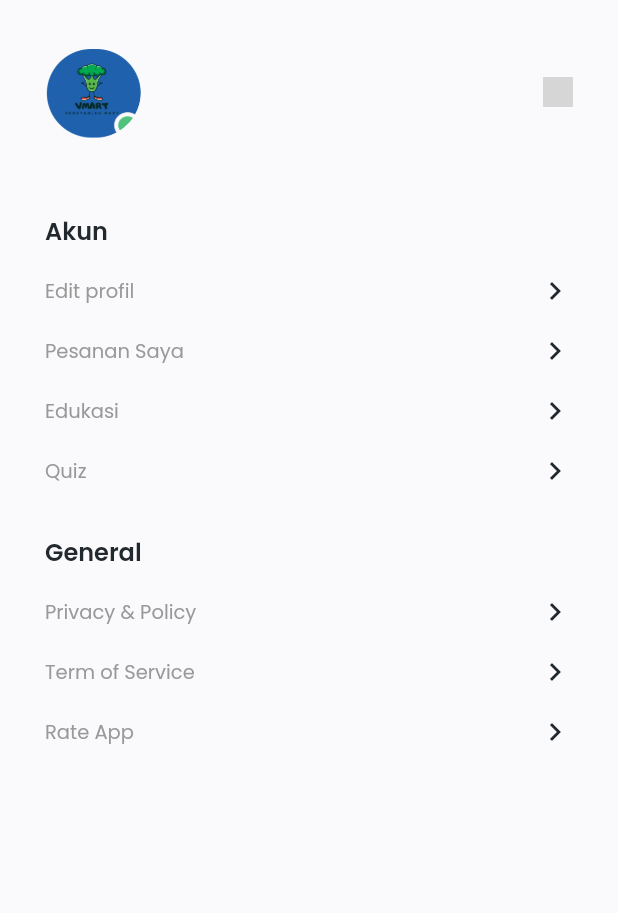
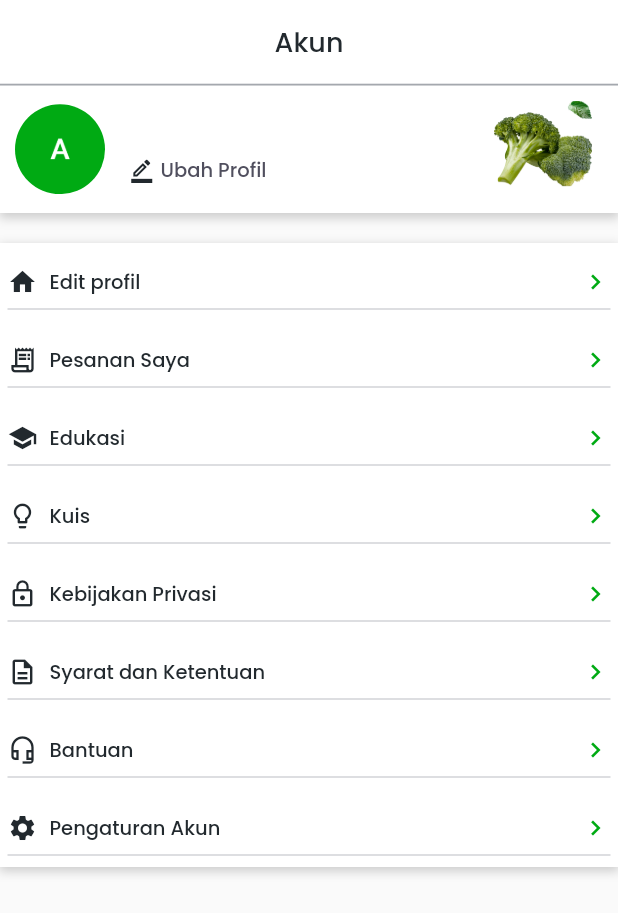
Before and after one commit to aldinurhanudin/Vmart, a Flutter app: the ProfilePage screen opened directly, on a phone screen of 412 x 824 dp. Shown: the top 913 px of the screen. Run offline on Flutter 3.47's test engine with Material 2 defaults, Android fonts, the phone set to English and light mode, and no system bars; our stand-ins replace cached_network_image, carousel_slider, cloud_firestore, dio, dropdown_search, firebase_core and 10 more; missing offline and left inert: dart:ffi; accounts and stored records are empty; network calls fail; grey boxes are pictures that could not be loaded.

Commit message:
perbaikan profile

```diff
--- a/lib/ui/pages/home/profile_page/profile_page.dart
+++ b/lib/ui/pages/home/profile_page/profile_page.dart
@@ -8,116 +8,102 @@ class ProfilePage extends StatelessWidget {
     AuthProvider authProvider = Provider.of<AuthProvider>(context);
     UserModel user = authProvider.user;
 
-    Widget header() {
+    header() {
       return AppBar(
-        backgroundColor: backgroundColor1,
-        automaticallyImplyLeading: false,
+        backgroundColor: Colors.white,
         elevation: 0,
-        flexibleSpace: SafeArea(
-          child: Container(
-            padding: EdgeInsets.all(
-              defaultMargin,
-            ),
-            child: Row(
-              children: [
-                ClipOval(
-                  child: Image.asset(
-                    'assets/vmart_on.png',
-                    width: 64,
+        centerTitle: true,
+        title: Text(
+          'Akun',
+          style: primaryTextStyle.copyWith(
+            fontSize: 18,
+            fontWeight: medium,
           ),
         ),
-                SizedBox(
-                  width: 16,
-                ),
-                Expanded(
-                  child: Column(
-                    crossAxisAlignment: CrossAxisAlignment.start,
-                    children: [
-                      Text(
-                        '${user.name}',
-                        style: primaryTextStyle.copyWith(
-                          fontSize: 24,
-                          fontWeight: semiBold,
-                        ),
-                      ),
-                      // Text(
-                      //   '@${user.username}',
-                      //   style: subtitleTextStyle.copyWith(
-                      //     fontSize: 16,
-                      //   ),
-                      // ),
-                    ],
-                  ),
-                ),
-                GestureDetector(
-                  onTap: () {
-                    Navigator.pushNamedAndRemoveUntil(
-                        context, '/sign-in', (route) => false);
-                  },
-                  child: Image.asset(
-                    'assets/button_exit.png',
-                    width: 20,
-                  ),
-                ),
-              ],
-            ),
+        bottom: PreferredSize(
+          preferredSize: Size.fromHeight(1.0),
+          child: Divider(
+            color: greyColor,
+            height: 1.0,
+            thickness: 1.2,
           ),
         ),
       );
     }
 
-    Widget menuItem(String text) {
-      return Container(
+    Widget menuItem(String text, IconData icon) {
+      return Column(
+        children: [
+          Container(
             margin: EdgeInsets.only(
               top: 16,
             ),
             child: Row(
               mainAxisAlignment: MainAxisAlignment.spaceBetween,
               children: [
+                Row(
+                  children: [
+                    Icon(
+                      icon,
+                      color: primaryTextColor,
+                      size: 20,
+                    ),
+                    SizedBox(width: 8),
                     Text(
                       text,
-              style: secondaryTextStyle.copyWith(
+                      style: primaryTextStyle.copyWith(
                         fontSize: 13,
+                        fontWeight: medium,
                       ),
+                    ),
+                  ],
                 ),
                 Icon(
                   Icons.chevron_right,
-              color: primaryTextColor,
+                  color: primaryColor,
+                  size: 20,
                 ),
               ],
             ),
+          ),
+          Divider(
+            color: greyColor,
+            thickness: 0.5,
+          ),
+        ],
       );
     }
 
     Widget content() {
       return Expanded(
         child: Container(
+          decoration: BoxDecoration(
+            boxShadow: [
+              BoxShadow(
+                color: Colors.grey.withOpacity(0.5),
+                spreadRadius: 1,
+                blurRadius: 5,
+                offset: const Offset(0, 2),
+              ),
+            ],
+            // borderRadius: BorderRadius.circular(12),
+            color: Colors.white,
+          ),
           width: double.infinity,
-          padding: EdgeInsets.symmetric(
-            horizontal: defaultMargin,
-          ),
-          decoration: BoxDecoration(
-            color: backgroundColor3,
-          ),
+          padding: EdgeInsets.symmetric(horizontal: 5),
+          // decoration: BoxDecoration(
+          //   color: backgroundColor3,
+          // ),
           child: Column(
             crossAxisAlignment: CrossAxisAlignment.start,
             children: [
-              SizedBox(
-                height: 20,
-              ),
-              Text(
-                'Akun',
-                style: primaryTextStyle.copyWith(
-                  fontSize: 16,
-                  fontWeight: semiBold,
-                ),
-              ),
               GestureDetector(
                 onTap: () {
                   Navigator.pushNamed(context, '/edit-profile');
                 },
                 child: menuItem(
                   'Edit profil',
+                  Icons.home,
                 ),
               ),
               GestureDetector(
@@ -126,6 +112,7 @@ class ProfilePage extends StatelessWidget {
                 },
                 child: menuItem(
                   'Pesanan Saya',
+                  Icons.receipt_long_outlined,
                 ),
               ),
               GestureDetector(
@@ -134,6 +121,7 @@ class ProfilePage extends StatelessWidget {
                 },
                 child: menuItem(
                   'Edukasi',
+                  Icons.school,
                 ),
               ),
               GestureDetector(
@@ -141,27 +129,25 @@ class ProfilePage extends StatelessWidget {
                   Navigator.pushNamed(context, '/quiz');
                 },
                 child: menuItem(
-                  'Quiz',
-                ),
-              ),
-              SizedBox(
-                height: 30,
-              ),
-              Text(
-                'General',
-                style: primaryTextStyle.copyWith(
-                  fontSize: 16,
-                  fontWeight: semiBold,
+                  'Kuis',
+                  Icons.lightbulb_outline_rounded,
                 ),
               ),
               menuItem(
-                'Privacy & Policy',
+                'Kebijakan Privasi',
+                Icons.lock_outline,
               ),
               menuItem(
-                'Term of Service',
+                'Syarat dan Ketentuan',
+                Icons.description_outlined,
               ),
               menuItem(
-                'Rate App',
+                'Bantuan',
+                Icons.headset_mic_outlined,
+              ),
+              menuItem(
+                'Pengaturan Akun',
+                Icons.settings,
               ),
             ],
           ),
@@ -169,11 +155,14 @@ class ProfilePage extends StatelessWidget {
       );
     }
 
-    return Column(
+    return Scaffold(
+      appBar: header(),
+      body: ListView(
         children: [
-        header(),
+          HeaderAkunProfileWidget(),
           content(),
         ],
+      ),
     );
   }
 }
--- /dev/null
+++ b/lib/ui/widgets/home_page/profile/header_akun_profile_widget/header_akun_profile_widget.dart
@@ -0,0 +1,96 @@
+part of '../../../widgets.dart';
+
+class HeaderAkunProfileWidget extends StatelessWidget {
+  const HeaderAkunProfileWidget({super.key});
+
+  @override
+  Widget build(BuildContext context) {
+    AuthProvider authProvider = Provider.of<AuthProvider>(context);
+    UserModel user = authProvider.user;
+    return Container(
+      // color: Colors.white,
+      height: 85,
+
+      margin: EdgeInsets.only(
+        // top: 20,
+        bottom: 20,
+      ),
+      decoration: BoxDecoration(
+        boxShadow: [
+          BoxShadow(
+            color: Colors.grey.withOpacity(0.5),
+            spreadRadius: 1,
+            blurRadius: 5,
+            offset: const Offset(0, 2), // changes position of shadow
+          ),
+        ],
+        // borderRadius: BorderRadius.circular(12),
+        color: Colors.white,
+      ),
+
+      child: Padding(
+        padding: const EdgeInsets.all(10),
+        child: Row(
+          children: [
+            ClipOval(
+              child: Image.asset(
+                'assets/inisial.png',
+                width: 60,
+              ),
+            ),
+            SizedBox(
+              width: 16,
+            ),
+            Expanded(
+              child: Column(
+                crossAxisAlignment: CrossAxisAlignment.start,
+                children: [
+                  Text(
+                    '${user.name}',
+                    style: primaryTextStyle.copyWith(
+                      fontSize: 23,
+                      fontWeight: semiBold,
+                    ),
+                  ),
+                  SizedBox(
+                    height: 3,
+                  ),
+                  Align(
+                    alignment: Alignment.bottomLeft,
+                    child: Row(
+                      children: [
+                        Icon(
+                          Icons.border_color_outlined,
+                          color: primaryTextColor,
+                          size: 17,
+                        ),
+                        SizedBox(width: 4),
+                        Text(
+                          'Ubah Profil',
+                          style: subtitleTextStyle.copyWith(
+                            fontSize: 13,
+                            fontWeight: medium,
+                          ),
+                        ),
+                      ],
+                    ),
+                  ),
+                ],
+              ),
+            ),
+            GestureDetector(
+              onTap: () {
+                Navigator.pushNamedAndRemoveUntil(
+                    context, '/sign-in', (route) => false);
+              },
+              child: Image.asset(
+                'assets/brokoli.png',
+                width: 80,
+              ),
+            ),
+          ],
+        ),
+      ),
+    );
+  }
+}
--- a/lib/ui/widgets/widgets.dart
+++ b/lib/ui/widgets/widgets.dart
@@ -14,6 +14,7 @@ import 'package:vmart/shared/shared.dart';
 import 'package:http/http.dart' as http;
 import '../../models/models.dart';
 
+import '../../models/user_model/user_model.dart';
 import '../../providers/providers.dart';
 import '../../shared/shared.dart';
 import '../../shared/shared.dart';
@@ -36,6 +37,7 @@ part 'home_page/chat_tile/chat_tile.dart';
 
 part 'home_page/profile/my_order_widget/finish_widget.dart';
 part 'home_page/profile/my_order_widget/processed_widget.dart';
+part 'home_page/profile/header_akun_profile_widget/header_akun_profile_widget.dart';
 part 'home_page/profile/my_order_widget/my_order_card.dart';
 
 part 'home_page/categories_widget/special_categories.dart';
```
Also changed, not shown: lib/ui/pages/home/checkout_page/checkout_page.dart (+1 -12 lines), assets/brokoli.png (added), assets/inisial.png (added). Lines whose indentation alone changed are shown as unchanged.
